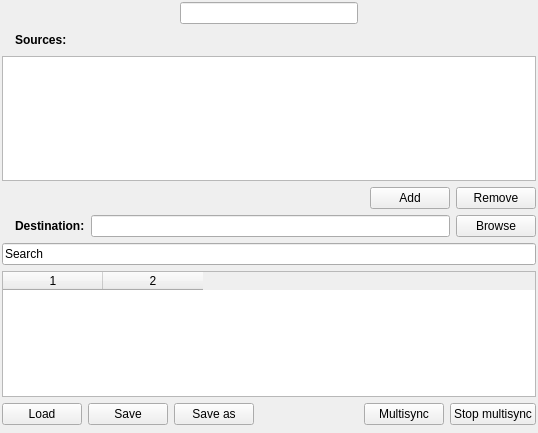
This is multisync_page.ui in henrik-w/Synkron as Qt 5 draws it before an edit. The edited form follows.
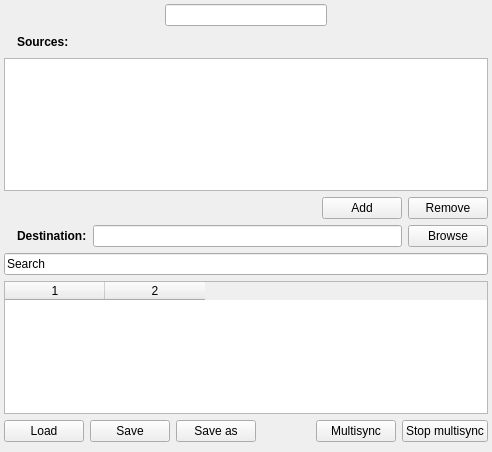
This is the edited form. Icons and pictures are not drawn. Custom widgets are drawn as their Qt base class.

Diff of the .ui file:
```diff
--- a/multisync_page.ui
+++ b/multisync_page.ui
@@ -5,25 +5,41 @@
    <rect>
     <x>0</x>
     <y>0</y>
-    <width>538</width>
-    <height>433</height>
+    <width>492</width>
+    <height>452</height>
    </rect>
   </property>
   <property name="windowTitle" >
    <string>Form</string>
   </property>
+  <layout class="QGridLayout" >
+   <property name="leftMargin" >
+    <number>0</number>
+   </property>
+   <property name="topMargin" >
+    <number>0</number>
+   </property>
+   <property name="rightMargin" >
+    <number>0</number>
+   </property>
+   <property name="bottomMargin" >
+    <number>0</number>
+   </property>
+   <item row="0" column="0" >
+    <widget class="QStackedWidget" name="tab_stw" >
+     <widget class="QWidget" name="page" >
   <layout class="QVBoxLayout" >
    <property name="leftMargin" >
-    <number>2</number>
+        <number>4</number>
    </property>
    <property name="topMargin" >
-    <number>2</number>
+        <number>4</number>
    </property>
    <property name="rightMargin" >
-    <number>2</number>
+        <number>4</number>
    </property>
    <property name="bottomMargin" >
-    <number>2</number>
+        <number>4</number>
    </property>
    <item>
     <layout class="QGridLayout" >
@@ -253,20 +269,20 @@
      <property name="verticalSpacing" >
       <number>6</number>
      </property>
+         <item row="0" column="3" >
+          <spacer>
+           <property name="orientation" >
+            <enum>Qt::Horizontal</enum>
+           </property>
+           <property name="sizeHint" >
+            <size>
+             <width>40</width>
+             <height>20</height>
+            </size>
+           </property>
+          </spacer>
+         </item>
      <item row="0" column="4" >
-      <spacer>
-       <property name="orientation" >
-        <enum>Qt::Horizontal</enum>
-       </property>
-       <property name="sizeHint" >
-        <size>
-         <width>40</width>
-         <height>20</height>
-        </size>
-       </property>
-      </spacer>
-     </item>
-     <item row="0" column="5" >
       <widget class="QPushButton" name="sync_multi" >
        <property name="statusTip" >
         <string>Start multisync</string>
@@ -292,7 +308,7 @@
        </property>
       </widget>
      </item>
-     <item row="0" column="2" >
+         <item row="0" column="1" >
       <widget class="QPushButton" name="save_multi" >
        <property name="statusTip" >
         <string>Save the current multisync</string>
@@ -305,7 +321,7 @@
        </property>
       </widget>
      </item>
-     <item row="0" column="3" >
+         <item row="0" column="2" >
       <widget class="QPushButton" name="saveas_multi" >
        <property name="statusTip" >
         <string>Save the current multisync</string>
@@ -318,7 +334,7 @@
        </property>
       </widget>
      </item>
-     <item row="0" column="6" >
+         <item row="0" column="5" >
       <widget class="QPushButton" name="stop_sync_btn" >
        <property name="statusTip" >
         <string>Stop multisync</string>
@@ -332,6 +348,10 @@
    </item>
    <item>
     <widget class="MTAdvancedGroupBox" native="1" name="advanced" />
+       </item>
+      </layout>
+     </widget>
+    </widget>
    </item>
   </layout>
  </widget>
```
Lines whose indentation alone changed are shown as unchanged.
